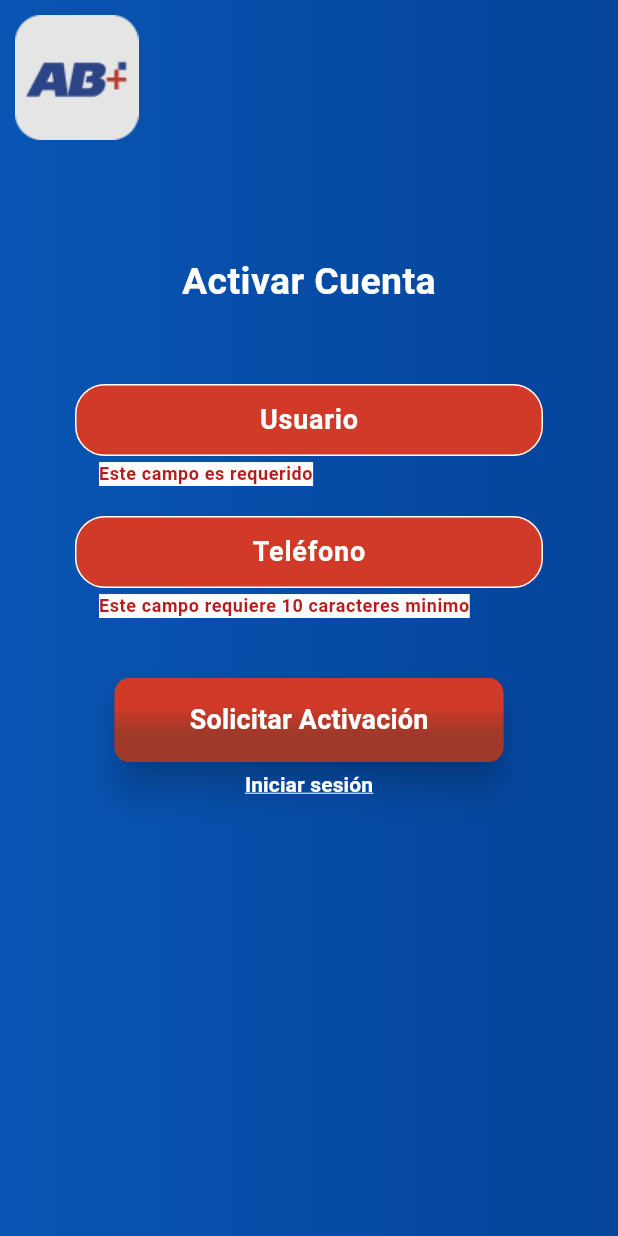
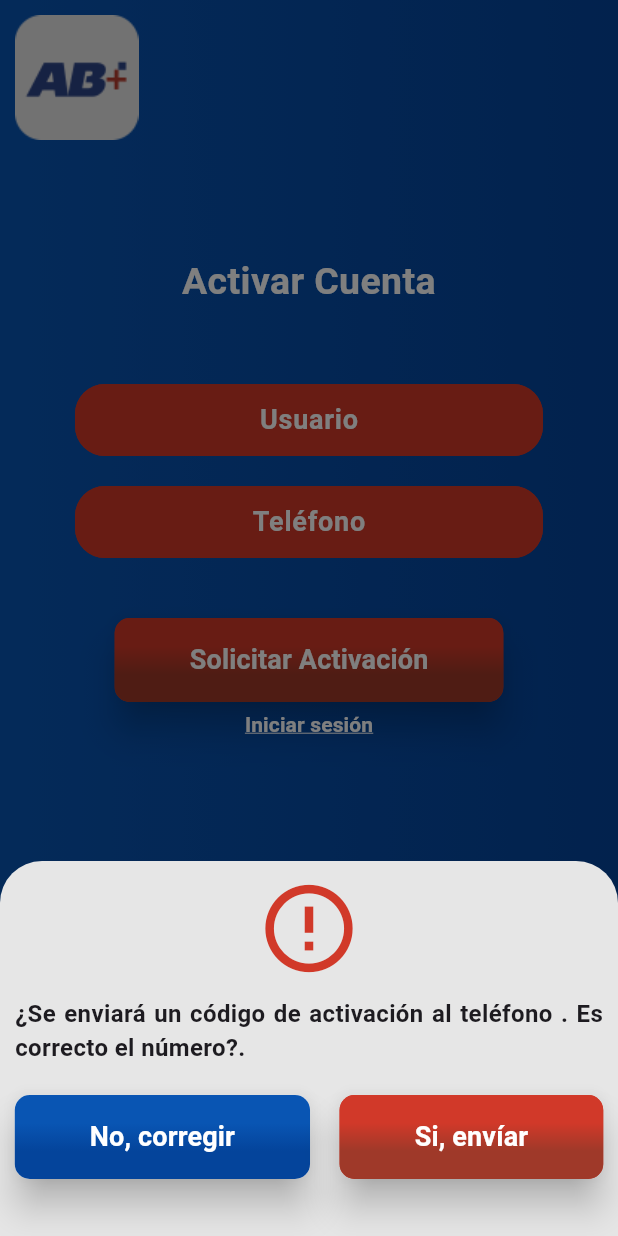
Before and after one commit to guillermoherrera/flutter_ABORDO_test, a Flutter app: the ActivarScreen screen opened by its route, after a tap on "Solicitar Activación", on a phone screen of 412 x 824 dp. Run offline on Flutter 3.47's test engine with Material 3 defaults, Android fonts, the phone set to English and light mode, and no system bars; our stand-ins replace bloc, equatable, flutter_bloc, get_it, mask_text_input_formatter, pin_code_fields.

Commit message:
masked pincode & activar

```diff
--- a/lib/blocs/activar/activar_cubit.dart
+++ b/lib/blocs/activar/activar_cubit.dart
@@ -18,5 +18,8 @@ class ActivarCubit extends Cubit<ActivarState> {
   void isCodeSendChanged(bool value){
     emit(state.copyWith(isCodeSend: value));
   }
+  void loadingChanged(bool value){
+    emit(state.copyWith(loading: value));
+  }
 
 }
--- a/lib/blocs/activar/activar_state.dart
+++ b/lib/blocs/activar/activar_state.dart
@@ -5,23 +5,26 @@ class ActivarState extends Equatable {
   final String telefono;
   final String codigo;
   final bool isCodeSend;
+  final bool loading;
 
-  const ActivarState({this.usuario = "", this.telefono = "", this.codigo = "", this.isCodeSend = false});
+  const ActivarState({this.usuario = "", this.telefono = "", this.codigo = "", this.isCodeSend = false, this.loading = false});
 
   ActivarState copyWith({
     String? usuario,
     String? telefono,
     String? codigo,
     bool? isCodeSend,
+    bool? loading,
   }) => ActivarState(
     usuario: usuario ?? this.usuario,
     telefono: telefono ?? this.telefono,
     codigo: codigo ?? this.codigo,
     isCodeSend: isCodeSend ?? this.isCodeSend,
+    loading: loading ?? this.loading,
   );
 
   @override
-  List<Object> get props => [usuario, telefono, codigo, isCodeSend];
+  List<Object> get props => [usuario, telefono, codigo, isCodeSend, loading];
 }
 
 final class ActivarInitial extends ActivarState {
@@ -30,5 +33,6 @@ final class ActivarInitial extends ActivarState {
     telefono: "",
     codigo: "",
     isCodeSend: false,
+    loading: false,
   );
 }
--- /dev/null
+++ b/lib/helpers/form_masked.dart
@@ -0,0 +1,10 @@
+import 'package:mask_text_input_formatter/mask_text_input_formatter.dart';
+
+class FormMasked{
+
+  static var telMaskFormatter = MaskTextInputFormatter(
+    mask: '(###) ###-##-##',
+    filter: { "#": RegExp(r'[0-9]') },
+    type: MaskAutoCompletionType.lazy
+  );
+}
--- a/lib/helpers/form_validators.dart
+++ b/lib/helpers/form_validators.dart
@@ -3,6 +3,8 @@ class FormValidators{
   static String? existValidator(value) => (value != null && value.isNotEmpty) ? null : 'Este campo es requerido' ;
 
   static String? lengthValidator(value, length) => (value != null && value.length >= length) ? null : 'Este campo requiere $length caracteres minimo' ;
+
+  static String? telValidator(value) => (value != null && value.length == 10) ? null : 'El teléfono debe ser a 10 digitos' ;
 
   static String? emailValidator(value){
     String pattern = r'^(([^<>()[\]\\.,;:\s@\"]+(\.[^<>()[\]\\.,;:\s@\"]+)*)|(\".+\"))@((\[[0-9]{1,3}\.[0-9]{1,3}\.[0-9]{1,3}\.[0-9]{1,3}\])|(([a-zA-Z\-0-9]+\.)+[a-zA-Z]{2,}))$';
--- /dev/null
+++ b/lib/helpers/helpers.dart
@@ -0,0 +1,2 @@
+export './form_validators.dart';
+export './form_masked.dart';
--- a/lib/screens/01_login/login_screen.dart
+++ b/lib/screens/01_login/login_screen.dart
@@ -1,5 +1,5 @@
 import 'package:flutter/material.dart';
-import 'package:flutter_application_2/helpers/form_validators.dart';
+import 'package:flutter_application_2/helpers/helpers.dart';
 import 'package:flutter_application_2/ui/input_decorations.dart';
 import 'package:flutter_application_2/widgets/widgets.dart';
 
--- a/lib/screens/01x1_activar/activar_screen.dart
+++ b/lib/screens/01x1_activar/activar_screen.dart
@@ -13,10 +13,9 @@ class ActivarScreen extends StatelessWidget {
 
     final activarCubit = context.watch<ActivarCubit>();
     final isCodeSend = activarCubit.state.isCodeSend;
+    final loading = activarCubit.state.loading;
 
-    return PopScope(
-      canPop: false,
-      child: Scaffold(
+    return Scaffold(
       body: AuthBackground(
           header: false,
           child: SingleChildScrollView(
@@ -29,7 +28,7 @@ class ActivarScreen extends StatelessWidget {
                     child: Column(
                   children: [
                     const ActivarForm(),
-                      isCodeSend ? Container() : TextButton(
+                    isCodeSend || loading ? Container() : TextButton(
                         style: TextButton.styleFrom(
                             padding: EdgeInsets.zero,
                             minimumSize: const Size(50, 30),
@@ -54,7 +53,6 @@ class ActivarScreen extends StatelessWidget {
               ],
             ),
           )),
-      ),
     );
   }
 }
--- a/lib/screens/01x1_activar/form_activar.dart
+++ b/lib/screens/01x1_activar/form_activar.dart
@@ -1,9 +1,10 @@
 import 'package:flutter/material.dart';
 import 'package:flutter_application_2/blocs/blocs.dart';
-import 'package:flutter_application_2/helpers/form_validators.dart';
+import 'package:flutter_application_2/helpers/helpers.dart';
 import 'package:flutter_bloc/flutter_bloc.dart';
 import 'package:flutter_application_2/widgets/widgets.dart';
 import 'package:flutter_application_2/ui/input_decorations.dart';
+import 'package:pin_code_fields/pin_code_fields.dart';
 
 class ActivarForm extends StatefulWidget {
   const ActivarForm({super.key});
@@ -17,19 +18,20 @@ class _ActivarFormState extends State<ActivarForm> {
   bool loading = false;
   bool isVAlid = false;
   bool isCodeSend = false;
-  bool focusCode = false;
-  bool focusTel = false;
   late FocusNode focusNode;
+  late FocusNode focusCode;
 
   @override
   void initState() {
     super.initState();
     focusNode = FocusNode();
+    focusCode = FocusNode();
   }
 
   @override
   void dispose() {
     focusNode.dispose();
+    focusCode.dispose();
     super.dispose();
   }
 
@@ -38,7 +40,7 @@ class _ActivarFormState extends State<ActivarForm> {
 
     final activarCubit = context.watch<ActivarCubit>();
     // final usuario = activarCubit.state.usuario;
-    // final telefono = activarCubit.state.telefono;
+    //final telefono = activarCubit.state.telefono;
     // final codigo = activarCubit.state.codigo;
 
     submitSolicitarActivacion() async {
@@ -48,15 +50,18 @@ class _ActivarFormState extends State<ActivarForm> {
       setState(() {
         loading = true;
       });
+      activarCubit.loadingChanged(loading);
       await Future.delayed(const Duration(seconds: 3));
       setState(() {
         loading = false;
         isVAlid = true;
         isCodeSend = true;
-        focusCode = true;
       });
+      activarCubit.loadingChanged(loading);
       activarCubit.isCodeSendChanged(isCodeSend);
-      await Future.delayed(const Duration(milliseconds: 1000));
+      await Future.delayed(const Duration(milliseconds: 500));
+      if(context.mounted) FocusScope.of(context).requestFocus(focusCode);
+      await Future.delayed(const Duration(milliseconds: 500));
       if(context.mounted) showCustomSnackBar(context);
     }
 
@@ -67,11 +72,13 @@ class _ActivarFormState extends State<ActivarForm> {
       setState(() {
         loading = true;
       });
+      activarCubit.loadingChanged(loading);
       await Future.delayed(const Duration(seconds: 3));
-      if(context.mounted) await _displayBottomSheetSucces(context);
+      if(context.mounted) await _displayBottomSheetSucces(context, activarCubit);
       setState(() {
         loading = false;
       });
+      activarCubit.loadingChanged(loading);
       //activarCubit.deleteActivarState();
     }
 
@@ -87,7 +94,6 @@ class _ActivarFormState extends State<ActivarForm> {
             style: const TextStyle(color: Colors.white),
             textAlign: TextAlign.center,
             decoration: InputDecorations.authInputDecoration(
-                hintText: '',
                 labelText: 'Usuario',
                 prefixIcon: null),
             //onChanged: (value) => activarCubit.usuarioChanged(value),
@@ -103,14 +109,16 @@ class _ActivarFormState extends State<ActivarForm> {
             style: const TextStyle(color: Colors.white),
             textAlign: TextAlign.center,
             keyboardType: TextInputType.number,
-            maxLength: 10,
+            maxLength: 15,
             decoration: InputDecorations.authInputDecoration(
-                hintText: '',
                 labelText: 'Teléfono',
                 prefixIcon: null),
-            //onChanged: (value) => activarCubit.telefonoChanged(value),
-            validator: (value) => FormValidators.lengthValidator(value, 10),
-            onFieldSubmitted: (value) => submitSolicitarActivacion() ,
+            onChanged: (value) => activarCubit.telefonoChanged(value),
+            validator: (value){
+              return FormValidators.telValidator(value?.replaceAll(RegExp('[^0-9]'), ''));
+            },
+            inputFormatters: [FormMasked.telMaskFormatter],
+            onFieldSubmitted: (value) => _displayBottomSheetCode(context, activarCubit, submitSolicitarActivacion),
           ),
           !isCodeSend ? Container() : TextButton(
             style: TextButton.styleFrom(
@@ -119,42 +127,105 @@ class _ActivarFormState extends State<ActivarForm> {
               tapTargetSize: MaterialTapTargetSize.shrinkWrap,
               alignment: Alignment.centerRight
               ),
+            onPressed: loading ? null : () => _displayBottomSheet(context, activarCubit),
             child: const Align(alignment: Alignment.topRight ,child: Text('Corregir Datos', style: TextStyle(fontSize: 14, fontWeight: FontWeight.bold, color: Colors.white),)),
-            onPressed: () => _displayBottomSheet(context, activarCubit),
           ),
           const SizedBox(
             height: 40,
           ),
-          !isCodeSend ? Container() : TextFormField(
-            autofocus: focusCode,
+          !isCodeSend ? Container() : const Padding(
+            padding: EdgeInsets.only(bottom: 4.0),
+            child: Text('* Ingresa aquí el Código de Activación', style: TextStyle(fontSize: 12, fontWeight: FontWeight.bold, color: Colors.white), textAlign: TextAlign.justify,),
+          ),
+          !isCodeSend ? Container() : PinCodeTextField(
+            appContext: context,
             enabled: !loading,
-            style: const TextStyle(color: Colors.white),
-            textAlign: TextAlign.center,
-            keyboardType: TextInputType.number,
-            maxLength: 8,
-            decoration: InputDecorations.authInputDecoration(
-                hintText: '_ _ _ _ _ _ _ _',
-                labelText: 'Código',
-                prefixIcon: null),
-            //onChanged: (value) => activarCubit.codigoChanged(value),
-            validator: (value)=>FormValidators.lengthValidator(value, 8),
-            onFieldSubmitted: (value) => submitActivacion() ,
+            focusNode: focusCode,
+            errorTextSpace: 15,
+            errorAnimationDuration: 500,
+            textStyle: const TextStyle(
+              color: Colors.white,
+              fontWeight: FontWeight.bold,
+            ),
+            length: 6,
+            obscureText: false,
+            cursorColor: Colors.white,
+            animationType: AnimationType.fade,
+            pinTheme: PinTheme(
+              shape: PinCodeFieldShape.box,
+              borderRadius: BorderRadius.circular(5),
+              fieldHeight: 60,
+              fieldWidth: 40,
+              activeColor: const Color.fromRGBO(209, 57, 41, 1),
+              inactiveColor: Colors.white,
+              selectedColor: const Color.fromRGBO(9, 85, 179, 1),
+              activeFillColor: const Color.fromRGBO(209, 57, 41, 1),
+              selectedFillColor: const Color.fromRGBO(209, 57, 41, 1),
+              inactiveFillColor: const Color.fromRGBO(209, 57, 41, 1),
+              errorBorderColor: Colors.white,
+              errorBorderWidth: 20
+            ),
+            animationDuration: const Duration(milliseconds: 300),
+            backgroundColor: Colors.transparent,
+            enableActiveFill: true,
+            onCompleted: (v) {
+              submitActivacion();
+            },
+            validator: (value) => FormValidators.lengthValidator(value, 6),
+            onSubmitted: (value) => submitActivacion()
           ),
-          !isCodeSend ? Container() : const Text('* Ingresa aquí el código de activación recibido', style: TextStyle(fontSize: 12, fontWeight: FontWeight.bold, color: Colors.white), textAlign: TextAlign.justify,),
+          !isCodeSend ? Container() : TextButton(
+            style: TextButton.styleFrom(
+              padding: EdgeInsets.zero,
+              minimumSize: const Size(0, 0),
+              tapTargetSize: MaterialTapTargetSize.shrinkWrap,
+              alignment: Alignment.centerRight
+              ),
+            onPressed: loading ? null : () => _displayBottomSheetCode(context, activarCubit, submitSolicitarActivacion),
+            child: const Align(alignment: Alignment.topRight ,child: Text('Reenviar código', style: TextStyle(fontSize: 14, fontWeight: FontWeight.bold, color: Colors.white),)),
+          ),
           !isCodeSend ? Container() : const SizedBox(
             height: 40,
           ),
           !isCodeSend ? Container() : CustomMaterialButton(
             text: !loading ? 'Activar' : 'Activando',
             loading: loading,
-            onPressed: () => submitActivacion()),
+            onPressed: loading ? null : () => submitActivacion()),
           isCodeSend ? Container() : CustomMaterialButton(
             text: !loading ? 'Solicitar Activación' : 'Solicitando',
             loading: loading,
-            onPressed: () => submitSolicitarActivacion())
+            onPressed: loading ? null : () => _displayBottomSheetCode(context, activarCubit, submitSolicitarActivacion))
         ],
       ),
     );
+  }
+
+  Future _displayBottomSheetCode(BuildContext context, ActivarCubit activarCubit, Function() submitSolicitarActivacion)async{
+    Widget widget = Column(
+      children: [
+        const SizedBox(height: 10),
+        const Center(child: Icon(Icons.error_outline, size: 70, color:  Color.fromRGBO(209, 57, 41, 1))),
+        const SizedBox(height: 10),
+        Padding(
+          padding: const EdgeInsets.symmetric(horizontal: 10),
+          child: Text('¿Se enviará un código de activación al teléfono ${activarCubit.state.telefono}. Es correcto el número?.', style: const TextStyle(fontSize: 16, fontWeight: FontWeight.bold), textAlign: TextAlign.justify)
+        ),
+        const SizedBox(height: 20),
+        Row(
+          mainAxisAlignment: MainAxisAlignment.spaceAround,
+          children: [
+            CustomMaterialButton(text: 'No, corregir', isNegative: true, onPressed: () => Navigator.pop(context)),
+            CustomMaterialButton(text: 'Si, envíar', onPressed: () {
+              focusCode = FocusNode();
+              submitSolicitarActivacion();
+              Navigator.pop(context);
+            }),
+          ],
+        )
+      ],
+    );
+
+    if(context.mounted) await CustomBottomSheet.show(context: context, widget: widget);
   }
 
   Future _displayBottomSheet(BuildContext context, ActivarCubit activarCubit)async{
@@ -176,11 +247,10 @@ class _ActivarFormState extends State<ActivarForm> {
               setState(() {
                 isVAlid = false;
                 isCodeSend = false;
-                focusTel = true;
               });
               activarCubit.isCodeSendChanged(isCodeSend);
               Navigator.pop(context);
-              await Future.delayed(const Duration(seconds: 1));
+              await Future.delayed(const Duration(milliseconds: 500));
               if(context.mounted) FocusScope.of(context).requestFocus(focusNode);
             }),
           ],
@@ -191,7 +261,7 @@ class _ActivarFormState extends State<ActivarForm> {
     if(context.mounted) await CustomBottomSheet.show(context: context, widget: widget);
   }
 
-  Future _displayBottomSheetSucces(BuildContext context)async{
+  Future _displayBottomSheetSucces(BuildContext context, ActivarCubit activarCubit)async{
     Widget widget = Column(
       children: [
         const SizedBox(height: 10),
@@ -202,7 +272,13 @@ class _ActivarFormState extends State<ActivarForm> {
           child: Text('Enhorabuena! Se ha activado el usuario, ahora puedes iniciar sesión.', style: TextStyle(fontSize: 16, fontWeight: FontWeight.bold), textAlign: TextAlign.justify)
         ),
         const SizedBox(height: 20),
-        Center(child: CustomMaterialButton(text: 'Continuar', onPressed: () => Navigator.pushReplacementNamed(context, 'login')))
+        Center(child: CustomMaterialButton(text: 'Continuar', onPressed: () {
+          setState(() {
+            isCodeSend = false;
+          });
+          activarCubit.isCodeSendChanged(isCodeSend);
+          Navigator.pushReplacementNamed(context, 'login');
+        }))
       ],
     );
 
@@ -211,7 +287,7 @@ class _ActivarFormState extends State<ActivarForm> {
 
   showCustomSnackBar(context) {
     SnackBar snackBar =  SnackBar(
-      content: Text('Se ha enviado un código de activación al teléfono captaurado.'.toUpperCase(),
+      content: Text('Se ha enviado un código de activación al teléfono capturado.'.toUpperCase(),
           style: const TextStyle(color: Color.fromRGBO(50, 73, 137, 1), fontWeight: FontWeight.w900, fontStyle: FontStyle.italic)),
       backgroundColor: const Color.fromRGBO(230, 230, 230, 1),
       //dismissDirection: DismissDirection.up,
--- a/lib/screens/01x2_contrasena/form_recuperar.dart
+++ b/lib/screens/01x2_contrasena/form_recuperar.dart
@@ -1,6 +1,6 @@
 import 'package:flutter/material.dart';
 import 'package:flutter_application_2/blocs/blocs.dart';
-import 'package:flutter_application_2/helpers/form_validators.dart';
+import 'package:flutter_application_2/helpers/helpers.dart';
 import 'package:flutter_bloc/flutter_bloc.dart';
 import 'package:flutter_application_2/widgets/widgets.dart';
 import 'package:flutter_application_2/ui/input_decorations.dart';
--- a/lib/ui/input_decorations.dart
+++ b/lib/ui/input_decorations.dart
@@ -2,7 +2,7 @@ import 'package:flutter/material.dart';
 
 class InputDecorations{
   static InputDecoration authInputDecoration({
-    required String  hintText,
+    String?  hintText,
     required String  labelText,
     IconData? prefixIcon,
     final String? errorMessage,
--- a/pubspec.yaml
+++ b/pubspec.yaml
@@ -35,6 +35,8 @@ dependencies:
     sdk: flutter
   flutter_bloc: ^8.1.3
   get_it: ^7.6.4
+  mask_text_input_formatter: ^2.7.0
+  pin_code_fields: ^8.0.1
 
 dev_dependencies:
   flutter_lints: ^2.0.0
```
Also changed, not shown: pubspec.lock. Lines whose indentation alone changed are shown as unchanged.
